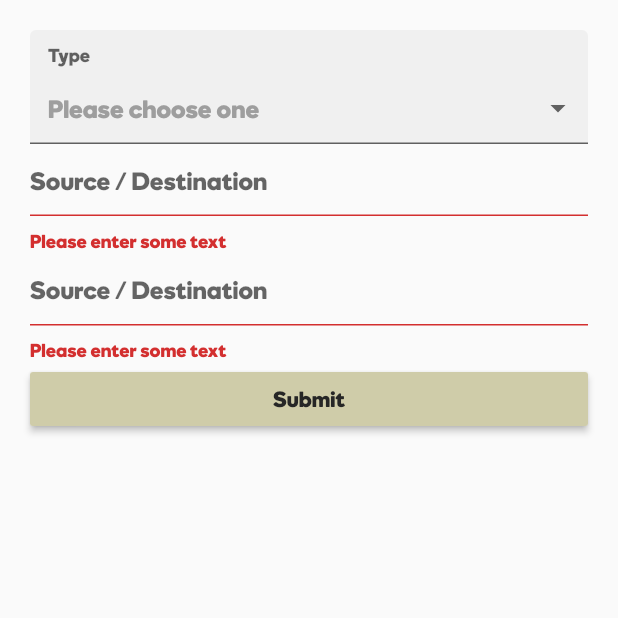
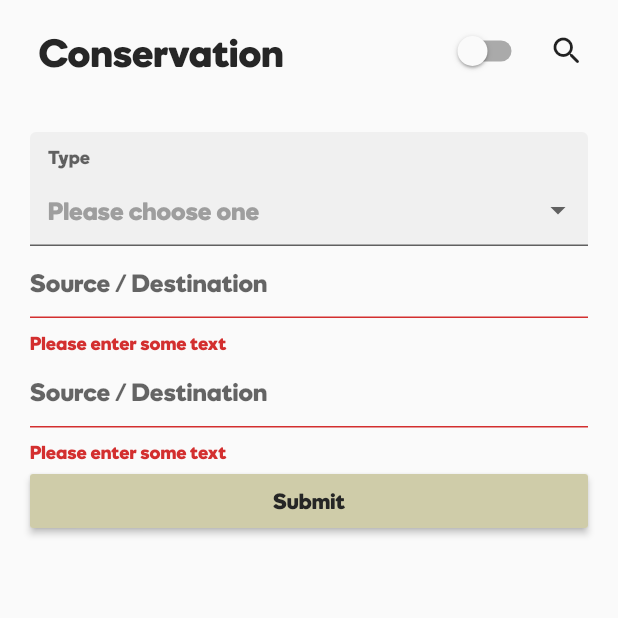
Before and after one commit to tamzid958/money_lab, a Flutter app: the AddNewCost screen opened directly, after a tap on "Submit", on a phone screen of 412 x 824 dp, the top half of it. Run offline on Flutter 3.47's test engine with Material 2 defaults, Android fonts, the phone set to English and light mode, and no system bars; drawn by our look-alikes of dropdown_formfield; our stand-ins replace adaptive_theme.

Commit message:
new layout 🦘

```diff
--- /dev/null
+++ b/lib/src/layouts/add_new_cost/add_new_cost.dart
@@ -0,0 +1,13 @@
+import 'package:flutter/material.dart';
+import 'components/body.dart';
+
+class AddNewCost extends StatelessWidget {
+  const AddNewCost({Key key}) : super(key: key);
+
+  @override
+  Widget build(BuildContext context) {
+    return Scaffold(
+      body: Body(),
+    );
+  }
+}
--- /dev/null
+++ b/lib/src/layouts/add_new_cost/components/body.dart
@@ -0,0 +1,42 @@
+import 'package:flutter/material.dart';
+import 'package:money_lab/constants.dart';
+import 'package:money_lab/src/layouts/home/components/myswitch.dart';
+
+import 'form.dart';
+
+class Body extends StatefulWidget {
+  Body({Key key}) : super(key: key);
+
+  @override
+  _BodyState createState() => _BodyState();
+}
+
+class _BodyState extends State<Body> {
+  @override
+  Widget build(BuildContext context) {
+    return SafeArea(
+      child: Padding(
+        padding: EdgeInsets.all(KdefaultPaddin / 2),
+        child: Column(
+          crossAxisAlignment: CrossAxisAlignment.start,
+          children: [
+            Row(
+              mainAxisAlignment: MainAxisAlignment.spaceBetween,
+              children: [
+                Text(
+                  "   Conservation",
+                  style: TextStyle(fontSize: 25, fontWeight: FontWeight.bold),
+                ),
+                MySwitch(),
+              ],
+            ),
+            SizedBox(
+              height: 20,
+            ),
+            FormScreen(),
+          ],
+        ),
+      ),
+    );
+  }
+}
--- a/lib/src/layouts/home/components/addNewCost.dart
+++ b/lib/src/layouts/add_new_cost/components/form.dart
@@ -2,16 +2,17 @@
 import 'package:flutter/material.dart';
 import 'package:money_lab/constants.dart';
 import 'package:dropdown_formfield/dropdown_formfield.dart';
+import 'package:money_lab/src/layouts/home/home.dart';
 
-class AddNewCost extends StatefulWidget {
-  AddNewCost({Key key}) : super(key: key);
+class FormScreen extends StatefulWidget {
+  FormScreen({Key key}) : super(key: key);
 
   @override
-  _AddNewCostState createState() => _AddNewCostState();
+  _FormScreenState createState() => _FormScreenState();
 }
 
 /// This is the private State class that goes with MyStatefulWidget.
-class _AddNewCostState extends State<AddNewCost> {
+class _FormScreenState extends State<FormScreen> {
   String _myActivity;
   final _formKey = GlobalKey<FormState>();
 
@@ -32,7 +33,7 @@ class _AddNewCostState extends State<AddNewCost> {
   @override
   Widget build(BuildContext context) {
     return Container(
-      padding: EdgeInsets.all(KdefaultPaddin),
+      padding: EdgeInsets.all(KdefaultPaddin / 2),
       child: Form(
         key: _formKey,
         child: Column(
@@ -97,6 +98,10 @@ class _AddNewCostState extends State<AddNewCost> {
                   if (_formKey.currentState.validate()) {
                     // Process data.
                     _saveForm();
+                    Navigator.pop(
+                      context,
+                      MaterialPageRoute(builder: (context) => HomeScreen()),
+                    );
                   }
                 },
                 child: Text(
--- a/lib/src/layouts/home/components/body.dart
+++ b/lib/src/layouts/home/components/body.dart
@@ -16,6 +16,7 @@ class _BodyState extends State<Body> {
     return SafeArea(
       child: Padding(
         padding: EdgeInsets.all(KdefaultPaddin / 2),
+        child: SingleChildScrollView(
           child: Column(
             crossAxisAlignment: CrossAxisAlignment.start,
             children: [
@@ -35,6 +36,7 @@ class _BodyState extends State<Body> {
             ],
           ),
         ),
+      ),
     );
   }
 }
--- a/lib/src/layouts/home/home.dart
+++ b/lib/src/layouts/home/home.dart
@@ -1,5 +1,5 @@
 import 'package:flutter/material.dart';
-import 'components/addNewCost.dart';
+import 'package:money_lab/src/layouts/add_new_cost/add_new_cost.dart';
 import 'components/body.dart';
 import 'components/myBottomNav.dart';
 
@@ -11,15 +11,11 @@ class HomeScreen extends StatefulWidget {
 
 class _HomeScreenState extends State<HomeScreen> {
   void _newCostAdd() {
-    showModalBottomSheet(
-      context: context,
-      builder: (context) {
-        return Column(
-          children: [
-            AddNewCost(),
-          ],
-        );
-      },
+    Navigator.push(
+      context,
+      MaterialPageRoute(
+        builder: (context) => AddNewCost(),
+      ),
     );
   }
 
```
Lines whose indentation alone changed are shown as unchanged.
